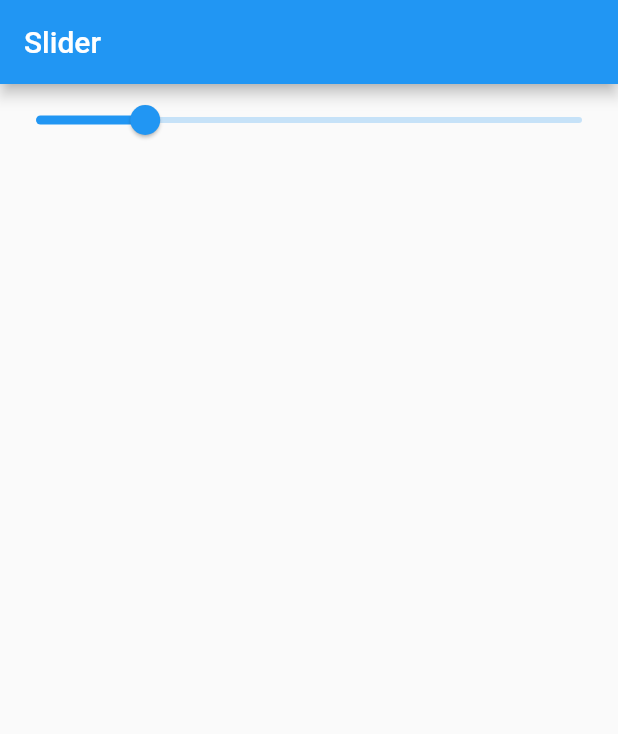
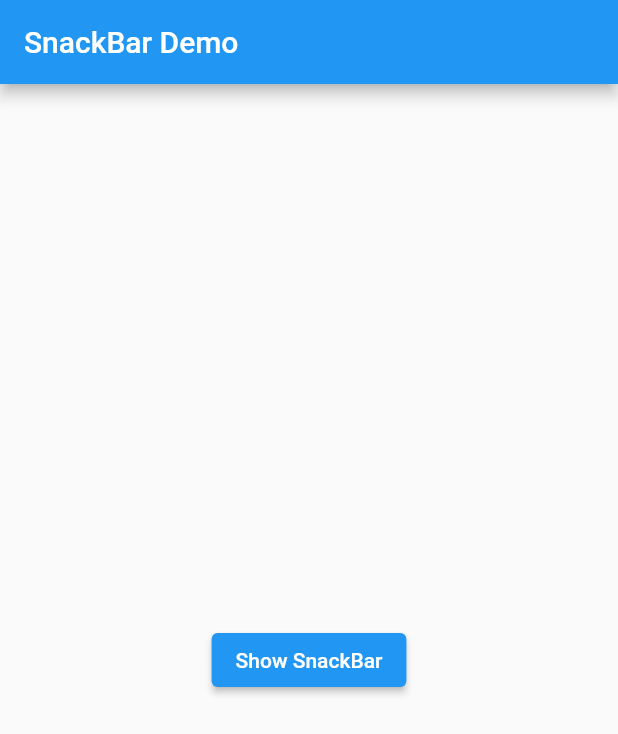
Before and after one commit to bilal1080/Cards, a Flutter app: the screen it shows after launch, on a phone screen of 412 x 824 dp. Shown: the top 734 px of the screen. Run offline on Flutter 3.47's test engine with Material 2 defaults, Android fonts, the phone set to English and light mode, and no system bars.

Commit message:
11th commit

```diff
--- a/lib/Slider.dart
+++ b/lib/Slider.dart
@@ -1,10 +1,13 @@
 import 'package:flutter/material.dart';
 
+
+// ignore: camel_case_types
 class slidDer extends StatefulWidget {
   @override
   _slidDerState createState() => _slidDerState();
 }
 
+// ignore: camel_case_types
 class _slidDerState extends State<slidDer> {
   double _slidervalue = 20;
   @override
@@ -26,7 +29,25 @@ class _slidDerState extends State<slidDer> {
                     setState(() {
                       _slidervalue = value;
                     });
-                  })
+                  }),
+              ElevatedButton(
+        onPressed: () {
+          final snackBar = SnackBar(
+            content: const Text('Yay! A SnackBar!'),
+            action: SnackBarAction(
+              label: 'Undo',
+              onPressed: () {
+
+              },
+            ),
+          );
+
+
+          ScaffoldMessenger.of(context).showSnackBar(snackBar);
+        },
+        child: const Text('Show SnackBar'),
+      ),
+
             ],
           ),
         ),
--- a/lib/main.dart
+++ b/lib/main.dart
@@ -4,6 +4,7 @@ import 'package:flutter_cards/Navigation_rail.dart';
 import 'package:flutter_cards/Slider.dart';
 import 'package:flutter_cards/homescreen.dart';
 import 'package:flutter_cards/progress_indicator.dart';
+import 'package:flutter_cards/snackbar.dart';
 //import 'package:flutter_cards/Dialog.dart';
 
 //import 'package:flutter_cards/chips.dart';
@@ -23,7 +24,7 @@ class MyApp extends StatelessWidget {
   Widget build(BuildContext context) {
     return MaterialApp(
       debugShowCheckedModeBanner: false,
-      home: slidDer(),
+      home: SnackBarDemo(),
     );
   }
 }
--- /dev/null
+++ b/lib/snackbar.dart
@@ -0,0 +1,46 @@
+import 'package:flutter/material.dart';
+
+
+class SnackBarDemo extends StatelessWidget {
+  const SnackBarDemo({Key? key}) : super(key: key);
+
+  @override
+  Widget build(BuildContext context) {
+    return MaterialApp(
+      debugShowCheckedModeBanner: false,
+      title: 'SnackBar Demo',
+      home: Scaffold(
+        appBar: AppBar(
+          title: const Text('SnackBar Demo'),
+        ),
+        body: const SnackBarPage(),
+      ),
+    );
+  }
+}
+
+class SnackBarPage extends StatelessWidget {
+  const SnackBarPage({Key? key}) : super(key: key);
+
+  @override
+  Widget build(BuildContext context) {
+    return Center(
+      child: ElevatedButton(
+        onPressed: () {
+          final snackBar = SnackBar(
+            content: const Text('I  am a snackBar'),
+            action: SnackBarAction(
+              label: 'Undo',
+              onPressed: () {
+
+              },
+            ),
+          );
+
+          ScaffoldMessenger.of(context).showSnackBar(snackBar);
+        },
+        child: const Text('Show SnackBar'),
+      ),
+    );
+  }
+}
```
